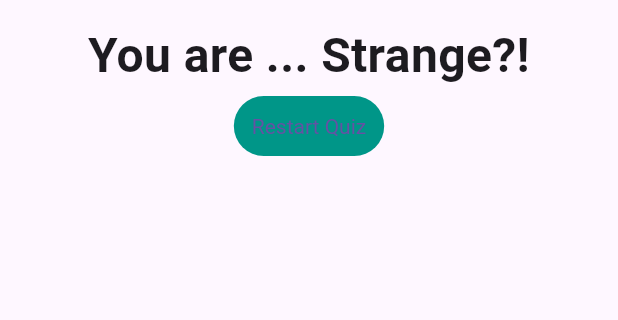
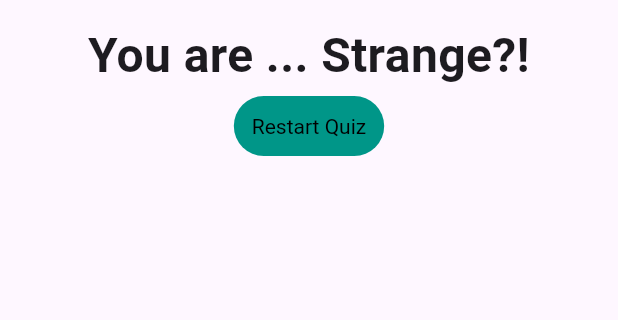
Before and after one commit to NovaLogics/skills-training-flutter-dart, a Flutter app: the screen it shows after launch, after a tap on "Black", after a tap on "Cat", after a tap on "Nova", on a phone screen of 412 x 824 dp, the part 63-383 px from its top. Run offline on Flutter 3.47's test engine with Material 3 defaults, Android fonts, the phone set to English and light mode, and no system bars.

Commit message:
feat [ui]: Complete stage 2 impl

```diff
--- a/lib/result.dart
+++ b/lib/result.dart
@@ -38,6 +38,7 @@ class Result extends StatelessWidget {
             child: const Text("Restart Quiz"),
             style: TextButton.styleFrom(
               backgroundColor: Colors.teal,
+              primary: Colors.black,
               textStyle: const TextStyle(
                 color: Colors.black,
               ),
```
